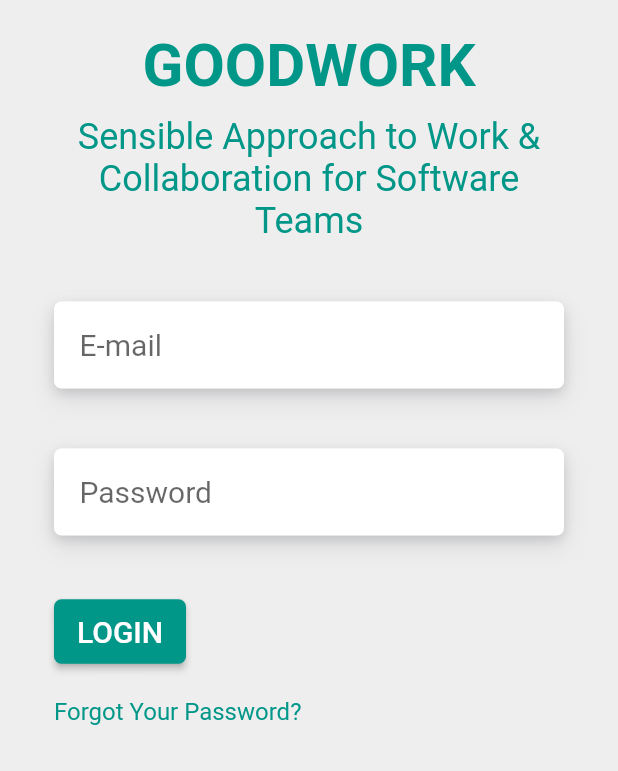
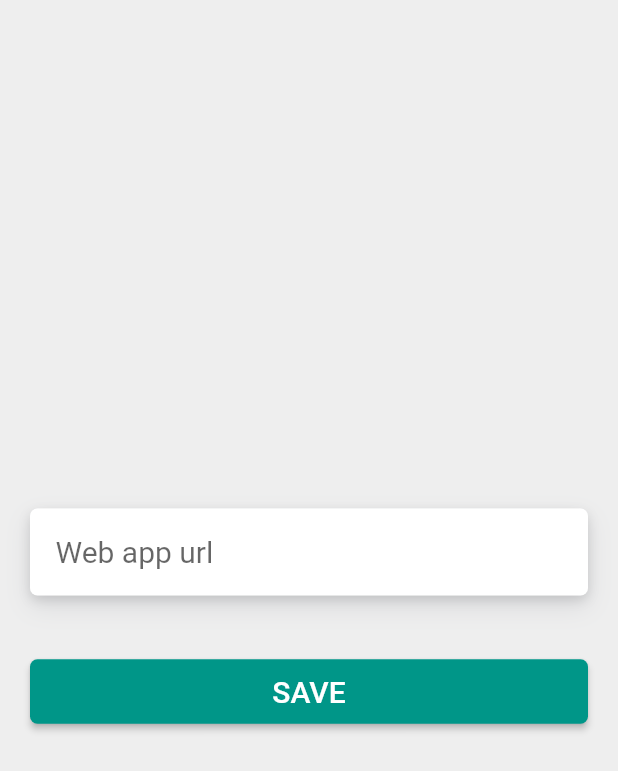
Before and after one commit to iluminar/goodwork-mobile, a Flutter app: the screen it shows after launch, on a phone screen of 412 x 824 dp. Shown: the top 771 px of the screen. Run offline on Flutter 3.47's test engine with Material 2 defaults, Android fonts, the phone set to English and light mode, and no system bars; our stand-ins replace bloc, connectivity, equatable, flare_flutter, flutter_bloc, flutter_secure_storage and 1 more.

Commit message:
Add set web url screen #6

```diff
--- a/lib/blocs/auth/auth_bloc.dart
+++ b/lib/blocs/auth/auth_bloc.dart
@@ -6,11 +6,12 @@ import 'package:flutter_secure_storage/flutter_secure_storage.dart';
 import 'package:goodwork/errors/user_not_found_exception.dart';
 import 'package:goodwork/models/user.dart';
 import 'package:http/http.dart' as http;
+import 'package:shared_preferences/shared_preferences.dart';
 
 import './bloc.dart';
 
 class AuthBloc extends Bloc<AuthEvent, AuthState> {
-  final String baseUrl = 'http://192.168.0.104/';
+  String baseUrl;
   final http.Client client = http.Client();
   final FlutterSecureStorage storage = const FlutterSecureStorage();
   Map<String, dynamic> responseBody;
@@ -26,6 +27,8 @@ class AuthBloc extends Bloc<AuthEvent, AuthState> {
       try {
         yield UserLoading();
 
+        await getBaseUrl();
+
         final Future<http.Response> response =
             sendTokenRequest(event.email, event.password);
 
@@ -34,7 +37,9 @@ class AuthBloc extends Bloc<AuthEvent, AuthState> {
         final User user = User(
           name: responseBody['user']['name'],
           username: responseBody['user']['username'],
-          avatar: '$baseUrl${responseBody['user']['avatar']}',
+          avatar: responseBody['user']['avatar'] == null
+              ? 'assets/images/avatar.png'
+              : '$baseUrl/${responseBody['user']['avatar']}',
           bio: responseBody['user']['bio'],
           designation: responseBody['user']['designation'],
           email: responseBody['user']['email'],
@@ -52,15 +57,22 @@ class AuthBloc extends Bloc<AuthEvent, AuthState> {
     }
   }
 
+  Future<void> getBaseUrl() async {
+    final SharedPreferences prefs = await SharedPreferences.getInstance();
+    if (prefs.containsKey('base_url')) {
+      baseUrl = prefs.getString('base_url');
+    }
+  }
+
   Future<http.Response> sendTokenRequest(String email, String password) async {
     http.StreamedResponse response;
-    response = await client
-        .send(http.Request('POST', Uri.parse('${baseUrl}oauth/token'))
-          ..headers['content-type'] = 'application/json'
-          ..body = jsonEncode({
-            'username': email,
-            'password': password,
-          }));
+    final String url = '$baseUrl/oauth/token';
+    response = await client.send(http.Request('POST', Uri.parse(url))
+      ..headers['content-type'] = 'application/json'
+      ..body = jsonEncode({
+        'username': email,
+        'password': password,
+      }));
 
     return await http.Response.fromStream(response);
   }
--- a/lib/main.dart
+++ b/lib/main.dart
@@ -10,7 +10,9 @@ import 'package:goodwork/models/user.dart';
 import 'package:goodwork/screens/connection_request_screen.dart';
 import 'package:goodwork/screens/home_screen.dart';
 import 'package:goodwork/screens/login_screen.dart';
+import 'package:goodwork/screens/set_app_url_screen.dart';
 import 'package:goodwork/widgets/side_menu.dart';
+import 'package:shared_preferences/shared_preferences.dart';
 
 void main() {
   SystemChrome.setSystemUIOverlayStyle(SystemUiOverlayStyle(
@@ -25,7 +27,10 @@ class GoodworkApp extends StatefulWidget {
 }
 
 class _GoodworkAppState extends State<GoodworkApp> {
-  bool _isConnected = false;
+  bool _connected = false;
+  bool _webAppUrlSet = false;
+  String webAppUrl;
+  SharedPreferences prefs;
   final Connectivity _connectivity = Connectivity();
   StreamSubscription<ConnectivityResult> _connectivitySubscription;
   final AuthBloc authBloc = AuthBloc();
@@ -34,8 +39,17 @@ class _GoodworkAppState extends State<GoodworkApp> {
   void initState() {
     super.initState();
     initConnectivity();
+    initPreference();
     _connectivitySubscription =
         _connectivity.onConnectivityChanged.listen(_updateConnectionStatus);
+  }
+
+  Future<void> initPreference() async {
+    prefs = await SharedPreferences.getInstance();
+    if (prefs.containsKey('base_url')) {
+      webAppUrl = prefs.getString('base_url');
+      _webAppUrlSet = true;
+    }
   }
 
   Future<void> initConnectivity() async {
@@ -58,7 +72,7 @@ class _GoodworkAppState extends State<GoodworkApp> {
     if (result == ConnectivityResult.mobile ||
         result == ConnectivityResult.wifi) {
       setState(() {
-        _isConnected = true;
+        _connected = true;
       });
     }
   }
@@ -67,8 +81,9 @@ class _GoodworkAppState extends State<GoodworkApp> {
   Widget build(BuildContext context) {
     return MaterialApp(
       title: 'Goodwork',
+      debugShowCheckedModeBanner: false,
       theme: ThemeData(
-        primarySwatch: Colors.blue,
+        primarySwatch: Colors.teal,
       ),
       home: BlocProvider.value(
         value: authBloc,
@@ -96,9 +111,7 @@ class _GoodworkAppState extends State<GoodworkApp> {
 
   Widget loadScreen(AuthState state) {
     if (state is InitialAuthState) {
-      return _isConnected == true
-          ? loadLoginScreen()
-          : ConnectionRequestScreen();
+      return _connected == true ? loadLoginScreen() : ConnectionRequestScreen();
     } else if (state is UserLoading) {
       return showLoadingScreen();
     } else if (state is UserLoaded) {
@@ -108,15 +121,10 @@ class _GoodworkAppState extends State<GoodworkApp> {
     }
   }
 
-  void dispose() {
-    authBloc.dispose();
-  }
-}
-
   Widget loadLoginScreen() {
-  return Center(
-    child: LoginScreen(),
-  );
+    return _webAppUrlSet == true
+        ? LoginScreen()
+        : SetAppUrlScreen(prefs: prefs);
   }
 
   Widget showHomeScreen(User authUser) {
@@ -140,3 +148,10 @@ Widget showDrawerMenu(User authUser) {
       authUser: authUser,
     );
   }
+
+  @override
+  void dispose() {
+    super.dispose();
+    authBloc.dispose();
+  }
+}
--- /dev/null
+++ b/lib/screens/set_app_url_screen.dart
@@ -0,0 +1,92 @@
+import 'package:flutter/material.dart';
+import 'package:flutter_bloc/flutter_bloc.dart';
+import 'package:goodwork/blocs/auth/auth_bloc.dart';
+import 'package:goodwork/blocs/auth/auth_event.dart';
+import 'package:shared_preferences/shared_preferences.dart';
+
+class SetAppUrlScreen extends StatefulWidget {
+  const SetAppUrlScreen({this.prefs}) : super();
+
+  final SharedPreferences prefs;
+
+  @override
+  _SetAppUrlScreenState createState() => _SetAppUrlScreenState();
+}
+
+class _SetAppUrlScreenState extends State<SetAppUrlScreen> {
+  String url;
+  @override
+  Widget build(BuildContext context) {
+    return SafeArea(
+      child: Padding(
+        padding: const EdgeInsets.all(20.0),
+        child: Column(
+          crossAxisAlignment: CrossAxisAlignment.stretch,
+          mainAxisAlignment: MainAxisAlignment.center,
+          mainAxisSize: MainAxisSize.max,
+          children: <Widget>[
+            Material(
+              borderRadius: BorderRadius.circular(5.0),
+              child: Container(
+                padding: const EdgeInsets.all(5.0),
+                decoration: BoxDecoration(
+                  borderRadius: BorderRadius.circular(5.0),
+                  boxShadow: const <BoxShadow>[
+                    BoxShadow(
+                      color: Color.fromRGBO(60, 66, 87, .12),
+                      blurRadius: 14.0,
+                      offset: Offset(0.0, 7.0),
+                    ),
+                    BoxShadow(
+                      color: Color.fromRGBO(0, 0, 0, .12),
+                      blurRadius: 6.0,
+                      offset: Offset(0.0, 3.0),
+                    ),
+                  ],
+                  color: Colors.white,
+                ),
+                child: TextField(
+                  onChanged: (String string) {
+                    setState(() {
+                      url = string;
+                    });
+                  },
+                  decoration: InputDecoration(
+                    hintText: 'Web app url',
+                    hintStyle: const TextStyle(
+                      fontSize: 20,
+                    ),
+                    fillColor: Colors.white,
+                    filled: true,
+                    border: InputBorder.none,
+                  ),
+                ),
+              ),
+            ),
+            const SizedBox(
+              height: 40.0,
+            ),
+            RaisedButton(
+              onPressed: () {
+                widget.prefs.setString('base_url', url);
+                final AuthBloc authBloc = BlocProvider.of<AuthBloc>(context);
+                authBloc.dispatch(AppStarted());
+              },
+              color: Colors.teal,
+              padding: const EdgeInsets.fromLTRB(15, 10, 15, 10),
+              shape: RoundedRectangleBorder(
+                  borderRadius: BorderRadius.circular(5.0)),
+              child: const Text(
+                'SAVE',
+                style: TextStyle(
+                  color: Colors.white,
+                  fontSize: 20.0,
+                ),
+              ),
+            ),
+          ],
+        ),
+      ),
+    );
+  }
+}
--- a/lib/widgets/side_menu.dart
+++ b/lib/widgets/side_menu.dart
@@ -23,7 +23,10 @@ class _SideMenuState extends State<SideMenu> {
                 mainAxisAlignment: MainAxisAlignment.center,
                 children: <Widget>[
                   CircleAvatar(
-                    backgroundImage: NetworkImage(widget.authUser.avatar),
+                    backgroundImage:
+                        widget.authUser.avatar.contains('http') == false
+                            ? const AssetImage('assets/images/avatar.png')
+                            : NetworkImage(widget.authUser.avatar),
                     radius: 30.0,
                   ),
                   const SizedBox(height: 10.0),
@@ -38,7 +41,9 @@ class _SideMenuState extends State<SideMenu> {
                   image: DecorationImage(
                       colorFilter: ColorFilter.mode(
                           Colors.white.withOpacity(0.5), BlendMode.dstATop),
-                      image: NetworkImage(widget.authUser.avatar),
+                      image: widget.authUser.avatar.contains('http') == false
+                          ? const AssetImage('assets/images/avatar.png')
+                          : NetworkImage(widget.authUser.avatar),
                       fit: BoxFit.cover)),
             ),
             ListTileTheme(
--- a/pubspec.yaml
+++ b/pubspec.yaml
@@ -29,6 +29,7 @@ dependencies:
   equatable: ^0.6.0
   flare_flutter: ^1.5.9
   connectivity: ^0.4.4
+  shared_preferences: ^0.5.3+4
 
   # The following adds the Cupertino Icons font to your application.
   # Use with the CupertinoIcons class for iOS style icons.
```
Also changed, not shown: assets/images/avatar.png (added), pubspec.lock. Lines whose indentation alone changed are shown as unchanged.
